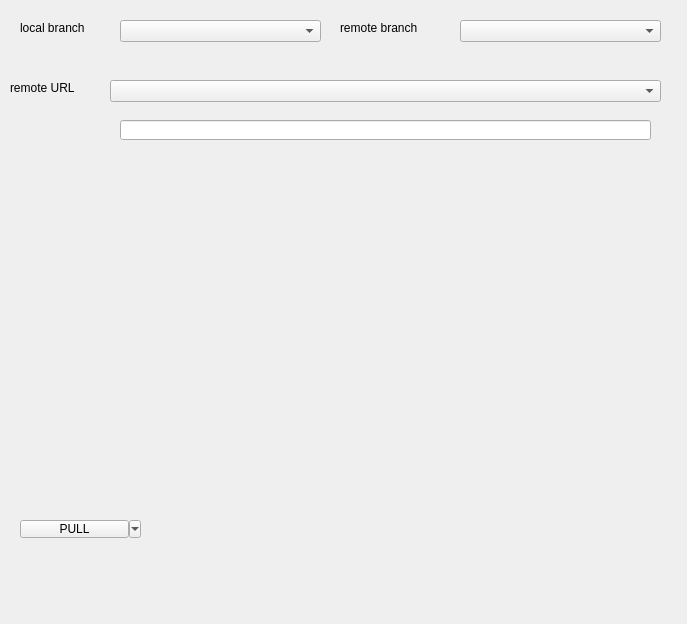
Before: the Qt Designer form ui/syncdialog.ui in hidog/HiGit, drawn with Qt 5.
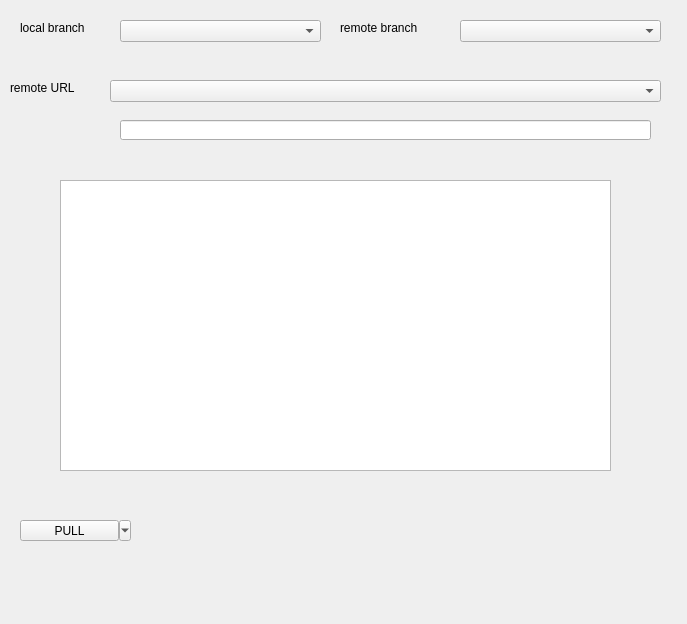
After: the same form once the commit is applied.

What changed in the file:
```diff
--- a/ui/syncdialog.ui
+++ b/ui/syncdialog.ui
@@ -80,8 +80,8 @@
     <rect>
      <x>20</x>
      <y>520</y>
-     <width>121</width>
-     <height>18</height>
+     <width>111</width>
+     <height>21</height>
     </rect>
    </property>
    <property name="text">
@@ -114,6 +114,16 @@
     <bool>true</bool>
    </property>
   </widget>
+  <widget class="QTextBrowser" name="textBrowser">
+   <property name="geometry">
+    <rect>
+     <x>60</x>
+     <y>180</y>
+     <width>551</width>
+     <height>291</height>
+    </rect>
+   </property>
+  </widget>
  </widget>
  <resources/>
  <connections/>
```
Left out of the diff: 2 changed lines with no effect on the pictures.
